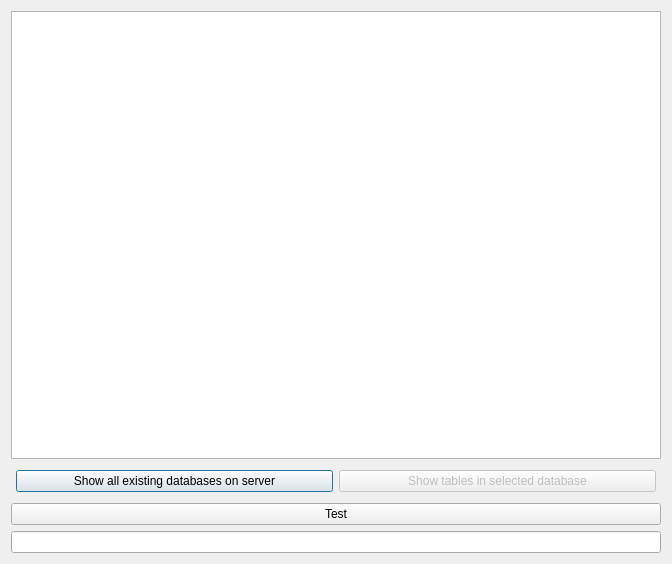
The window that databases.ui (TiReks33/adb-explorer) describes before a commit, drawn with Qt 5.
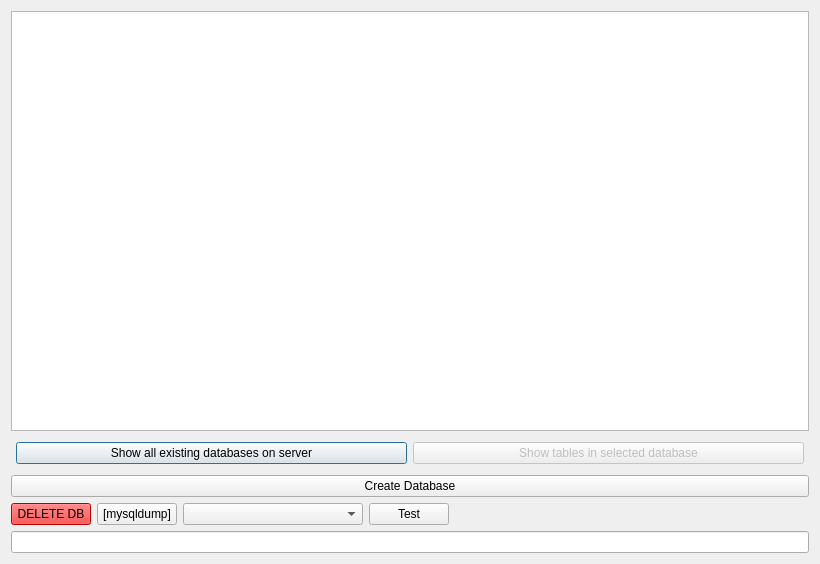
The same window after the commit.

Commit message: 8 -- add/delete databases functionality added

The edit to the form file:
```diff
--- a/databases.ui
+++ b/databases.ui
@@ -54,6 +54,9 @@
        <property name="enabled">
         <bool>false</bool>
        </property>
+       <property name="styleSheet">
+        <string notr="true"/>
+       </property>
        <property name="text">
         <string>Show tables in selected database</string>
        </property>
@@ -64,10 +67,88 @@
    <item>
     <widget class="QPushButton" name="pushButton">
      <property name="text">
-      <string>Test</string>
+      <string>Create Database</string>
      </property>
     </widget>
    </item>
+   <item>
+    <layout class="QHBoxLayout" name="horizontalLayout_2">
+     <property name="leftMargin">
+      <number>0</number>
+     </property>
+     <property name="topMargin">
+      <number>0</number>
+     </property>
+     <item>
+      <widget class="QPushButton" name="delete_db_button">
+       <property name="sizePolicy">
+        <sizepolicy hsizetype="MinimumExpanding" vsizetype="Fixed">
+         <horstretch>0</horstretch>
+         <verstretch>0</verstretch>
+        </sizepolicy>
+       </property>
+       <property name="styleSheet">
+        <string notr="true">background: red;</string>
+       </property>
+       <property name="text">
+        <string>DELETE DB</string>
+       </property>
+      </widget>
+     </item>
+     <item>
+      <widget class="QPushButton" name="mysqldump_button">
+       <property name="sizePolicy">
+        <sizepolicy hsizetype="MinimumExpanding" vsizetype="Fixed">
+         <horstretch>0</horstretch>
+         <verstretch>0</verstretch>
+        </sizepolicy>
+       </property>
+       <property name="text">
+        <string>[mysqldump]</string>
+       </property>
+      </widget>
+     </item>
+     <item>
+      <widget class="QComboBox" name="comboBox">
+       <property name="sizePolicy">
+        <sizepolicy hsizetype="MinimumExpanding" vsizetype="Fixed">
+         <horstretch>0</horstretch>
+         <verstretch>0</verstretch>
+        </sizepolicy>
+       </property>
+       <property name="minimumSize">
+        <size>
+         <width>180</width>
+         <height>0</height>
+        </size>
+       </property>
+      </widget>
+     </item>
+     <item>
+      <widget class="QPushButton" name="comboBox_test_button">
+       <property name="text">
+        <string>Test</string>
+       </property>
+      </widget>
+     </item>
+     <item>
+      <spacer name="horizontalSpacer">
+       <property name="orientation">
+        <enum>Qt::Horizontal</enum>
+       </property>
+       <property name="sizeType">
+        <enum>QSizePolicy::Minimum</enum>
+       </property>
+       <property name="sizeHint" stdset="0">
+        <size>
+         <width>360</width>
+         <height>20</height>
+        </size>
+       </property>
+      </spacer>
+     </item>
+    </layout>
+   </item>
    <item>
     <layout class="QVBoxLayout" name="statusBarLayout">
      <property name="sizeConstraint">
```
Left out of the diff: 2 changed lines with no effect on the pictures. The commit also changes 18 other files.
